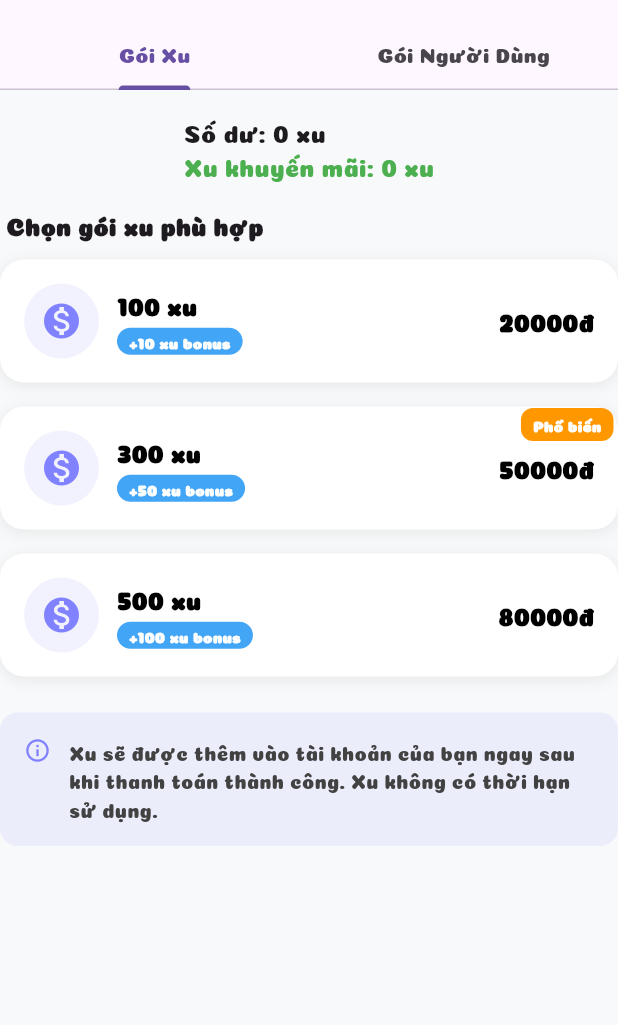
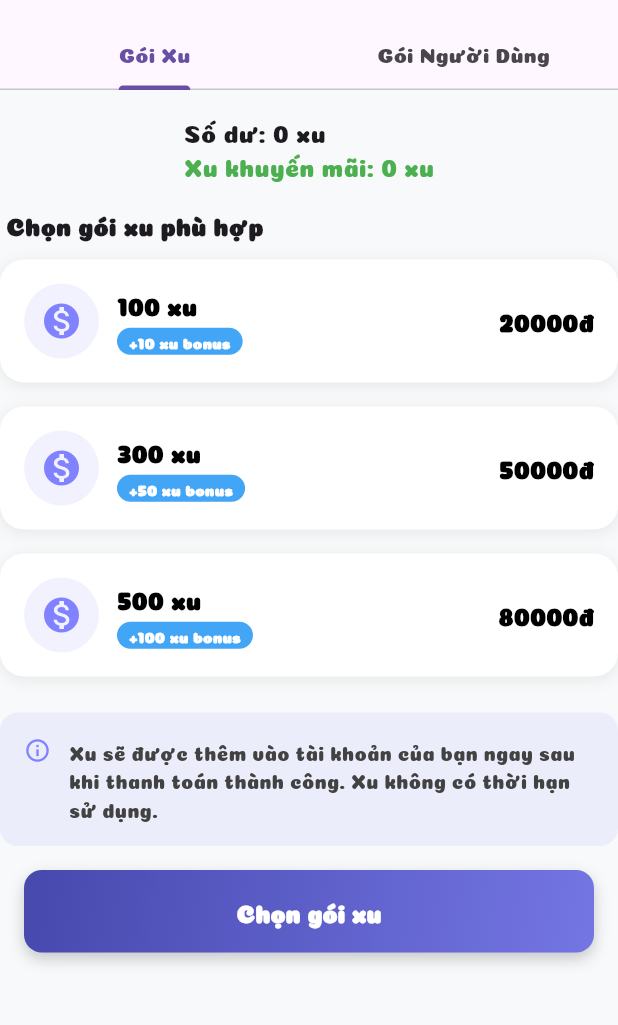
Before and after one commit to thaitrinh2701/rookiescomic_mobile, a Flutter app: the SubscriptionScreen screen opened directly, on a phone screen of 412 x 824 dp, the part 66-1091 px from its top. Run offline on Flutter 3.47's test engine with Material 3 defaults, Android fonts, the phone set to English and light mode, and no system bars; our stand-ins replace app_links, cached_network_image, carousel_slider, firebase_auth, firebase_core, google_sign_in and 2 more; accounts and stored records are empty; network calls fail.

Commit message:
merge code

```diff
--- a/lib/widgets/coin_packages.dart
+++ b/lib/widgets/coin_packages.dart
@@ -50,8 +50,7 @@ class _CoinPackagesState extends State<CoinPackages> {
             duration: const Duration(milliseconds: 300),
             margin: const EdgeInsets.only(bottom: 16),
             decoration: BoxDecoration(
-              gradient:
-                  selectedPackage == pkg["id"]
+              gradient: selectedPackage == pkg["id"]
                   ? LinearGradient(
                       colors: [primaryColor, accentColor.withOpacity(0.8)],
                       begin: Alignment.topLeft,
@@ -80,10 +79,7 @@ class _CoinPackagesState extends State<CoinPackages> {
                 },
                 child: Container(
                   padding: const EdgeInsets.all(16),
-                  child: Stack(
-                    clipBehavior: Clip.none, // Allow overflow for the badge
-                    children: [
-                      Row(
+                  child: Row(
                     mainAxisAlignment: MainAxisAlignment.spaceBetween,
                     children: [
                       Row(
@@ -92,16 +88,14 @@ class _CoinPackagesState extends State<CoinPackages> {
                             height: 50,
                             width: 50,
                             decoration: BoxDecoration(
-                                  color:
-                                      selectedPackage == pkg["id"]
+                              color: selectedPackage == pkg["id"]
                                   ? Colors.white.withOpacity(0.3)
                                   : accentColor.withOpacity(0.1),
                               shape: BoxShape.circle,
                             ),
                             child: Icon(
                               Icons.monetization_on,
-                                  color:
-                                      selectedPackage == pkg["id"]
+                              color: selectedPackage == pkg["id"]
                                   ? Colors.white
                                   : accentColor,
                               size: 28,
@@ -116,8 +110,7 @@ class _CoinPackagesState extends State<CoinPackages> {
                                 style: TextStyle(
                                   fontSize: 16,
                                   fontWeight: FontWeight.bold,
-                                      color:
-                                          selectedPackage == pkg["id"]
+                                  color: selectedPackage == pkg["id"]
                                       ? Colors.white
                                       : Colors.black,
                                 ),
@@ -130,10 +123,9 @@ class _CoinPackagesState extends State<CoinPackages> {
                                     vertical: 2,
                                   ),
                                   decoration: BoxDecoration(
-                                        color:
-                                            selectedPackage == pkg["id"]
+                                    color: selectedPackage == pkg["id"]
                                         ? Colors.white.withOpacity(0.3)
-                                                : blueColor, // Changed to blue
+                                        : blueColor,
                                     borderRadius: BorderRadius.circular(10),
                                   ),
                                   child: Text(
@@ -157,8 +149,7 @@ class _CoinPackagesState extends State<CoinPackages> {
                             style: TextStyle(
                               fontSize: 16,
                               fontWeight: FontWeight.bold,
-                                  color:
-                                      selectedPackage == pkg["id"]
+                              color: selectedPackage == pkg["id"]
                                   ? Colors.white
                                   : Colors.black,
                             ),
@@ -198,32 +189,6 @@ class _CoinPackagesState extends State<CoinPackages> {
                       ),
                     ],
                   ),
-                      // Fixed "Phổ biến" badge positioning
-                      if (pkg["popular"])
-                        Positioned(
-                          top: -15,
-                          right: -13,
-                          child: Container(
-                            padding: const EdgeInsets.symmetric(
-                              horizontal: 8,
-                              vertical: 4,
-                            ),
-                            decoration: BoxDecoration(
-                              color: orangeColor, // Changed to orange
-                              borderRadius: BorderRadius.circular(8),
-                            ),
-                            child: const Text(
-                              'Phổ biến',
-                              style: TextStyle(
-                                color: Colors.white,
-                                fontSize: 10,
-                                fontWeight: FontWeight.bold,
-                              ),
-                            ),
-                          ),
-                        ),
-                    ],
-                  ),
                 ),
               ),
             ),
@@ -250,6 +215,63 @@ class _CoinPackagesState extends State<CoinPackages> {
             ],
           ),
         ),
+
+        // Nút thanh toán
+        const SizedBox(height: 16),
+          Align(
+            alignment: Alignment.center,
+            child: Container(
+              width: double.infinity, // Chiều rộng tối đa
+              margin: const EdgeInsets.symmetric(horizontal: 16), // Khoảng cách hai bên
+              decoration: BoxDecoration(
+                gradient: LinearGradient(
+                  colors: [Color(0xFF4D4FC1), Color(0xFF8082FF)], // Gradient xanh tím
+                  begin: Alignment.topLeft,
+                  end: Alignment.bottomRight,
+                ),
+                borderRadius: BorderRadius.circular(12),
+                boxShadow: [
+                  BoxShadow(
+                    color: Colors.black.withOpacity(0.2),
+                    blurRadius: 8,
+                    offset: Offset(0, 4),
+                  ),
+                ],
+              ),
+              child: ElevatedButton(
+                onPressed: selectedPackage != null
+                    ? () {
+                        final selectedPkg = widget.coinPackages.firstWhere(
+                            (pkg) => pkg["id"] == selectedPackage);
+
+                        widget.onPayment(
+                          selectedPkg["price"].toString(),
+                          selectedPkg["coins"].toString(),
+                        ); // Gọi hàm thanh toán
+                      }
+                    : null,
+                style: ElevatedButton.styleFrom(
+                  backgroundColor: Colors.transparent, // Nền trong suốt để hiển thị gradient
+                  shadowColor: Colors.transparent, // Bỏ bóng của ElevatedButton
+                  padding: const EdgeInsets.symmetric(vertical: 16),
+                  shape: RoundedRectangleBorder(
+                    borderRadius: BorderRadius.circular(12),
+                  ),
+                ),
+                child: Text(
+                  selectedPackage != null
+                      ? 'Thanh toán ${widget.coinPackages.firstWhere((pkg) => pkg["id"] == selectedPackage)["price"]}đ'
+                      : 'Chọn gói xu',
+                  style: const TextStyle(
+                    fontSize: 16,
+                    fontWeight: FontWeight.bold,
+                    color: Colors.white,
+                  ),
+                ),
+              ),
+            ),
+          ),
+          const SizedBox(height: 24), // Đẩy button xuống dưới
       ],
     );
   }
```
Lines whose indentation alone changed are shown as unchanged.
